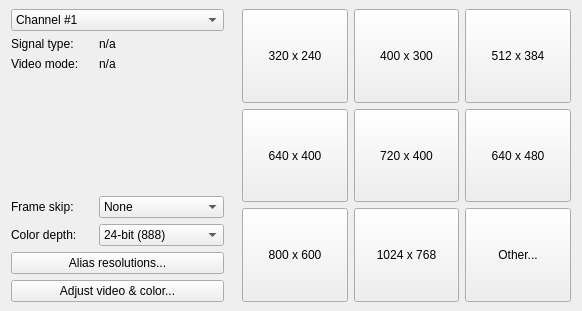
Above: src/display/qt/widgets/ui/control_panel_input_widget.ui from mrehkopf/vcs before the change. Below: the same form after it.
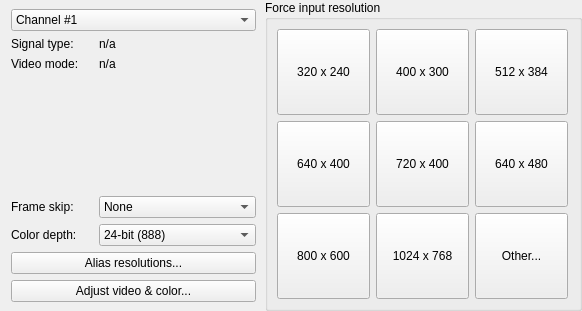
That is the form after the change.

Commit message:
GUI: Tweak the control panel's layout
Reinforce thematic grouping with a few extra group boxes.

Diff of the .ui file:
```diff
--- a/src/display/qt/widgets/ui/control_panel_input_widget.ui
+++ b/src/display/qt/widgets/ui/control_panel_input_widget.ui
@@ -13,7 +13,7 @@
   <property name="windowTitle">
    <string>Form</string>
   </property>
-  <layout class="QHBoxLayout" name="horizontalLayout" stretch="2,3">
+  <layout class="QHBoxLayout" name="horizontalLayout" stretch="5,6">
    <property name="spacing">
     <number>0</number>
    </property>
@@ -249,13 +249,16 @@
     </widget>
    </item>
    <item>
-    <widget class="QFrame" name="frame_inputForce">
+    <widget class="QGroupBox" name="groupBox_inputForce">
      <property name="mouseTracking">
       <bool>false</bool>
      </property>
      <property name="focusPolicy">
       <enum>Qt::NoFocus</enum>
      </property>
+     <property name="title">
+      <string>Force input resolution</string>
+     </property>
      <layout class="QVBoxLayout" name="verticalLayout_6" stretch="0">
       <property name="sizeConstraint">
        <enum>QLayout::SetDefaultConstraint</enum>
```
The commit also changes 4 other files.
